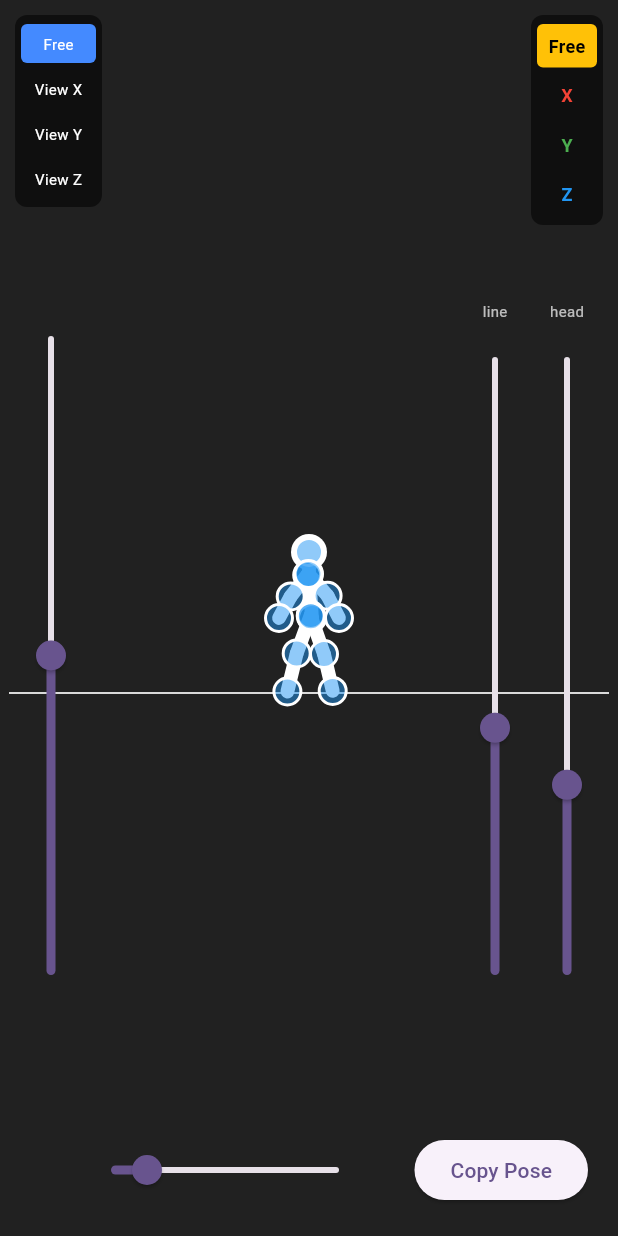
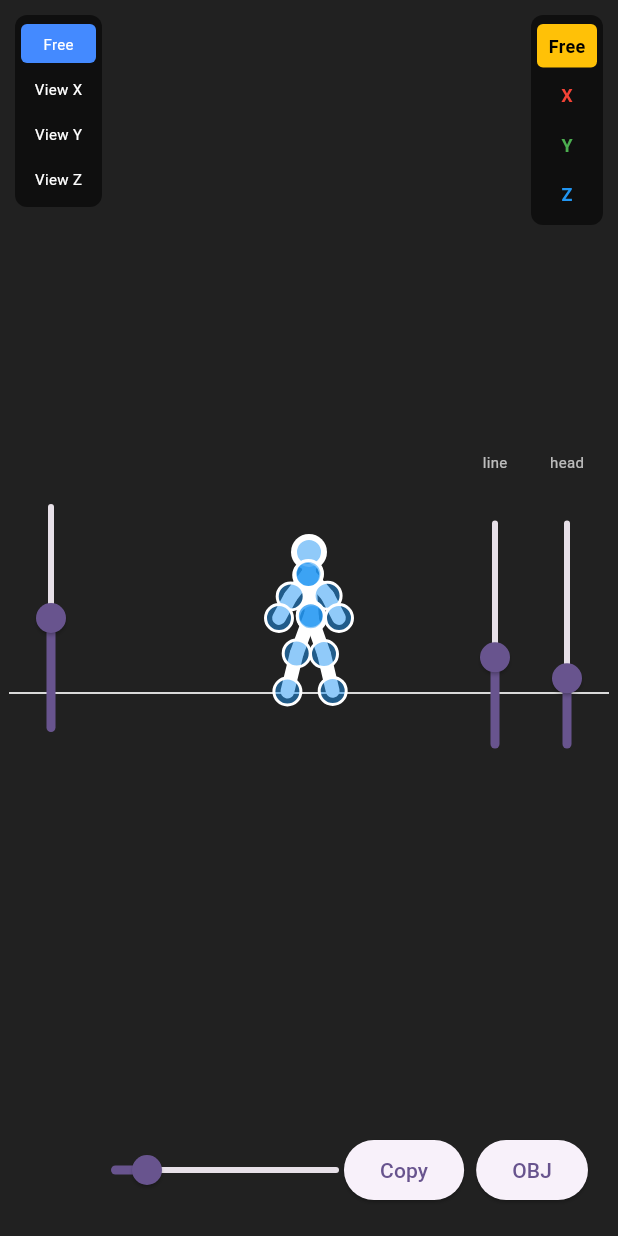
Before and after one commit to leehj825/stickman-animator, a Flutter app: the screen it shows after launch, on a phone screen of 412 x 824 dp. Run offline on Flutter 3.47's test engine with Material 3 defaults, Android fonts, the phone set to English and light mode, and no system bars.

Commit message:
Implement StickmanExporter (OBJ) and refine Editor UI with constrained sliders

```diff
--- a/lib/src/stickman_editor.dart
+++ b/lib/src/stickman_editor.dart
@@ -4,6 +4,7 @@ import 'package:vector_math/vector_math_64.dart' as v;
 import 'stickman_skeleton.dart';
 import 'stickman_animator.dart';
 import 'stickman_painter.dart';
+import 'stickman_exporter.dart';
 
 class StickmanPoseEditor extends StatefulWidget {
   final StickmanController controller;
@@ -277,11 +278,12 @@ class _StickmanPoseEditorState extends State<StickmanPoseEditor> {
                     Positioned(
                       left: 10,
                       top: 200,
-                      bottom: 150,
+                      bottom: 200, // Constrain height
+                      child: Center(
                         child: RotatedBox(
                           quarterTurns: 3,
                           child: SizedBox(
-                          width: 200,
+                            width: 200, // Fixed visual length
                             child: Slider(
                               value: _cameraHeight,
                               min: -200,
@@ -292,21 +294,24 @@ class _StickmanPoseEditorState extends State<StickmanPoseEditor> {
                           ),
                         ),
                       ),
+                    ),
 
                     // Line and Head sliders (Right Edge Vertical Sliders)
                     Positioned(
                       right: 10,
                       top: 200,
-                      bottom: 150,
+                      bottom: 200, // Constrain height
                       child: Row(
                         children: [
                           Column(
                             mainAxisAlignment: MainAxisAlignment.center,
                             children: [
                               Text("line", style: styleLabel),
-                              Expanded(
-                                child: RotatedBox(
+                              SizedBox(height: 8),
+                              RotatedBox(
                                 quarterTurns: 3,
+                                child: SizedBox(
+                                  width: 200, // Fixed visual length
                                   child: Slider(
                                     value: widget.controller.skeleton.strokeWidth,
                                     min: 1.0,
@@ -321,9 +326,11 @@ class _StickmanPoseEditorState extends State<StickmanPoseEditor> {
                             mainAxisAlignment: MainAxisAlignment.center,
                             children: [
                               Text("head", style: styleLabel),
-                              Expanded(
-                                child: RotatedBox(
+                              SizedBox(height: 8),
+                              RotatedBox(
                                 quarterTurns: 3,
+                                child: SizedBox(
+                                  width: 200, // Fixed visual length
                                   child: Slider(
                                     value: widget.controller.skeleton.headRadius,
                                     min: 2.0,
@@ -342,9 +349,19 @@ class _StickmanPoseEditorState extends State<StickmanPoseEditor> {
                     Positioned(
                       bottom: 20,
                       right: 20,
-                      child: ElevatedButton(
+                      child: Row(
+                        mainAxisSize: MainAxisSize.min,
+                        children: [
+                          ElevatedButton(
                             onPressed: _copyPoseToClipboard,
-                        child: const Text("Copy Pose"),
+                            child: const Text("Copy"),
+                          ),
+                          const SizedBox(width: 8),
+                          ElevatedButton(
+                            onPressed: _exportObjToClipboard,
+                            child: const Text("OBJ"),
+                          ),
+                        ],
                       ),
                     ),
 
@@ -434,7 +451,15 @@ class _StickmanPoseEditorState extends State<StickmanPoseEditor> {
 
     Clipboard.setData(ClipboardData(text: buffer.toString()));
     ScaffoldMessenger.of(context).showSnackBar(
-      const SnackBar(content: Text("Pose & JSON copied to clipboard!")),
+      const SnackBar(content: Text("Dart Code copied!")),
+    );
+  }
+
+  void _exportObjToClipboard() {
+    final obj = StickmanExporter.generateObjString(widget.controller.skeleton);
+    Clipboard.setData(ClipboardData(text: obj));
+    ScaffoldMessenger.of(context).showSnackBar(
+      const SnackBar(content: Text("OBJ Geometry copied! Save as .obj for Blender.")),
     );
   }
 }
--- a/lib/stickman_3d.dart
+++ b/lib/stickman_3d.dart
@@ -4,3 +4,4 @@ export 'src/stickman_skeleton.dart';
 export 'src/stickman_animator.dart';
 export 'src/stickman_painter.dart';
 export 'src/stickman_editor.dart';
+export 'src/stickman_exporter.dart';
```
Also changed, not shown: lib/src/stickman_exporter.dart (added, +163 -0 lines), 1 other file. Lines whose indentation alone changed are shown as unchanged.
